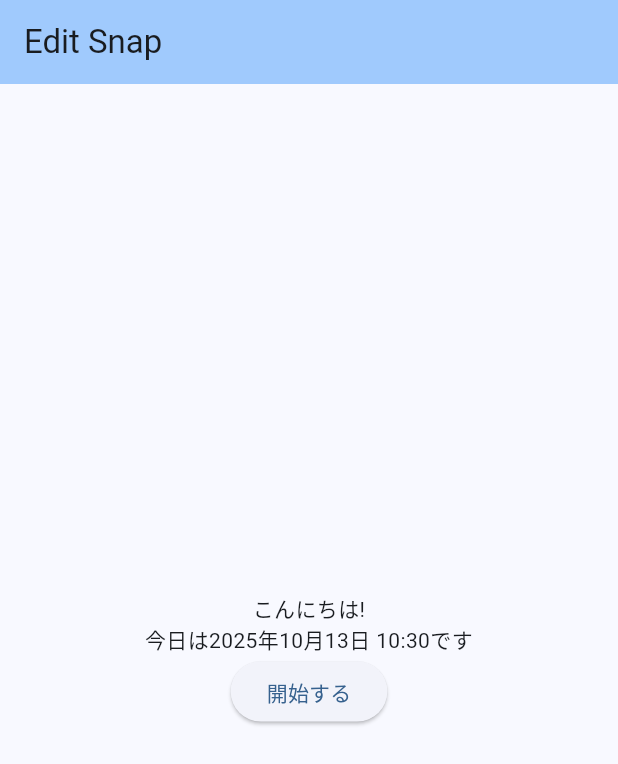
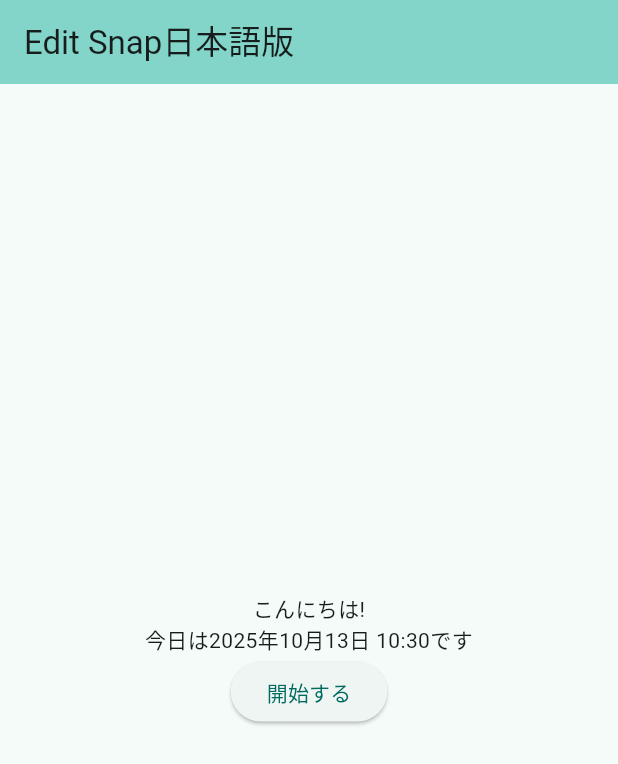
Before and after one commit to bz0/flutter-sandbox, a Flutter app: the screen it shows after launch, on a phone screen of 412 x 824 dp. Shown: the top 764 px of the screen. Run offline on Flutter 3.47's test engine with Material 3 defaults, Android fonts, the phone set to English and light mode, and no system bars.

Commit message:
ローカライゼーション

```diff
--- a/lib/l10n/app_en.arb
+++ b/lib/l10n/app_en.arb
@@ -1,5 +1,7 @@
 {
   "appTitle": "Flutter Demo",
+  "startScreenTitle": "Edit Snap",
+  "start": "Start",
   "homePageTitle": "Flutter Demo Home Page",
   "counterMessage": "You have pushed the button this many times:",
   "incrementTooltip": "Increment",
--- a/lib/l10n/app_localizations.dart
+++ b/lib/l10n/app_localizations.dart
@@ -104,6 +104,18 @@ abstract class AppLocalizations {
   /// **'Flutter Demo'**
   String get appTitle;
 
+  /// No description provided for @startScreenTitle.
+  ///
+  /// In en, this message translates to:
+  /// **'Edit Snap'**
+  String get startScreenTitle;
+
+  /// No description provided for @start.
+  ///
+  /// In en, this message translates to:
+  /// **'Start'**
+  String get start;
+
   /// No description provided for @homePageTitle.
   ///
   /// In en, this message translates to:
--- a/lib/l10n/app_localizations_en.dart
+++ b/lib/l10n/app_localizations_en.dart
@@ -12,6 +12,12 @@ class AppLocalizationsEn extends AppLocalizations {
   String get appTitle => 'Flutter Demo';
 
   @override
+  String get startScreenTitle => 'Edit Snap';
+
+  @override
+  String get start => 'Start';
+
+  @override
   String get homePageTitle => 'Flutter Demo Home Page';
 
   @override
--- a/lib/main.dart
+++ b/lib/main.dart
@@ -14,9 +14,7 @@ class MyApp extends StatelessWidget {
   @override
   Widget build(BuildContext context) {
     return MaterialApp(
-      //
-      title: 'Flutter Demo',
-      // ローカライゼーション設定
+      title: 'Edit Snap',
       localizationsDelegates: const [
         AppLocalizations.delegate,
         GlobalMaterialLocalizations.delegate,
@@ -29,23 +27,7 @@ class MyApp extends StatelessWidget {
       ],
       locale: const Locale('ja', 'JP'),
       theme: ThemeData(
-        // This is the theme of your application.
-        //
-        // TRY THIS: Try running your application with "flutter run". You'll see
-        // the application has a purple toolbar. Then, without quitting the app,
-        // try changing the seedColor in the colorScheme below to Colors.green
-        // and then invoke "hot reload" (save your changes or press the "hot
-        // reload" button in a Flutter-supported IDE, or press "r" if you used
-        // the command line to start the app).
-        //
-        // Notice that the counter didn't reset back to zero; the application
-        // state is not lost during the reload. To reset the state, use hot
-        // restart instead.
-        //
-        // This works for code too, not just values: Most code changes can be
-        // tested with just a hot reload.
-        colorScheme: ColorScheme.fromSeed(seedColor: Colors.blue)
-          .copyWith(background: Colors.blueGrey),
+        colorScheme: ColorScheme.fromSeed(seedColor: Colors.teal),
         useMaterial3: true,
       ),
       home: const StartScreen(),
--- a/lib/start_screen.dart
+++ b/lib/start_screen.dart
@@ -1,4 +1,5 @@
 import 'package:flutter/material.dart';
+import 'l10n/app_localizations.dart';
 import 'package:intl/intl.dart';
 
 class StartScreen extends StatelessWidget {
@@ -6,10 +7,11 @@ class StartScreen extends StatelessWidget {
 
   @override
   Widget build(BuildContext context) {
+    final l10n = AppLocalizations.of(context);
     return Scaffold(
       appBar: AppBar(
         backgroundColor: Theme.of(context).colorScheme.inversePrimary,
-        title: const Text('Edit Snap'),
+        title: Text(l10n?.startScreenTitle ?? 'Edit Snap'),
       ),
       body: Center(
         child: Column(
@@ -20,7 +22,7 @@ class StartScreen extends StatelessWidget {
                     textAlign: TextAlign.center,
                 ),
                 ElevatedButton(
-                    child: const Text('開始する'),
+                    child: Text(l10n?.start ?? '開始する'),
                     onPressed: () {},
                 ),
             ],
```
Also changed, not shown: lib/l10n/app_ja.arb (+11 -3 lines), lib/l10n/app_localizations_ja.dart (+9 -3 lines).
